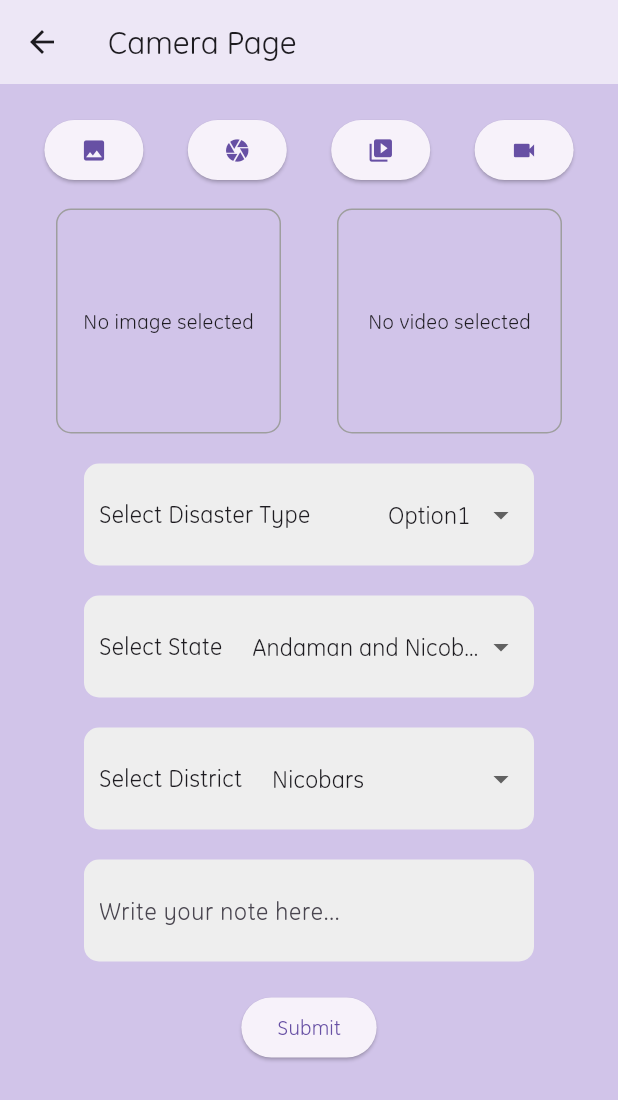
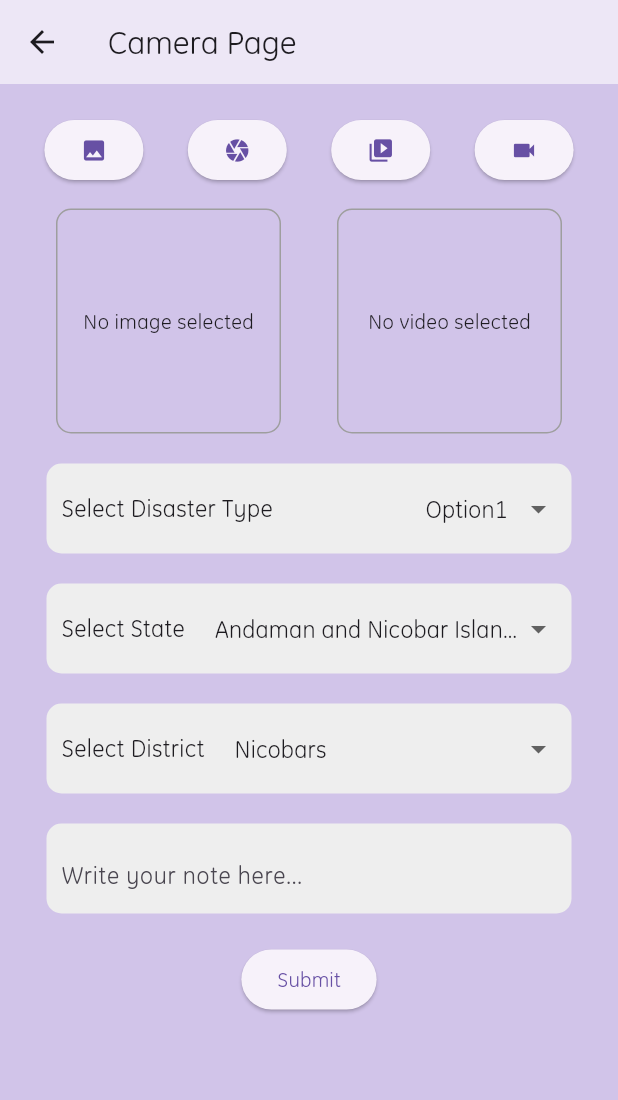
Before and after one commit to dot-config-IIITS/application-SIH-BachavSetu, a Flutter app: the CameraPage screen opened directly, on a phone screen of 412 x 824 dp. Shown: the top 1100 px of the screen. Run offline on Flutter 3.47's test engine with Material 3 defaults, Android fonts, the phone set to English and light mode, and no system bars; our stand-ins replace curved_navigation_bar, flutter_map, image_picker, ionicons, latlong2, socket_io_client.

Commit message:
Minor design changes to camera page

```diff
--- a/bachavsetu/lib/camera/camera_page.dart
+++ b/bachavsetu/lib/camera/camera_page.dart
@@ -53,7 +53,8 @@ class _CameraPageState extends State<CameraPage> {
   }
 
   Future<void> _loadStatesAndDistricts() async {
-    final String data = await rootBundle.loadString('assets/settingsAssets/states_districts.json');
+    final String data = await rootBundle
+        .loadString('assets/settingsAssets/states_districts.json');
     final Map<String, dynamic> statesData = json.decode(data);
 
     statesData.forEach((key, value) {
@@ -63,7 +64,9 @@ class _CameraPageState extends State<CameraPage> {
 
     setState(() {
       selectedStateName = stateNames.isNotEmpty ? stateNames[0] : '';
-      selectedDistrict = districts[selectedStateName]!.isNotEmpty ? districts[selectedStateName]![0] : '';
+      selectedDistrict = districts[selectedStateName]!.isNotEmpty
+          ? districts[selectedStateName]![0]
+          : '';
     });
   }
 
@@ -153,7 +156,8 @@ class _CameraPageState extends State<CameraPage> {
               const SizedBox(height: 20),
               // Dropdown menu for selecting the type of disaster/calamity
               Container(
-                width: 300,
+                width: 350,
+                height: 60,
                 padding: const EdgeInsets.all(10),
                 decoration: BoxDecoration(
                   color: Colors.grey[200],
@@ -184,7 +188,8 @@ class _CameraPageState extends State<CameraPage> {
               ),
               const SizedBox(height: 20),
               Container(
-                width: 300,
+                width: 350,
+                height: 60,
                 padding: const EdgeInsets.all(10),
                 decoration: BoxDecoration(
                   color: Colors.grey[200],
@@ -208,7 +213,9 @@ class _CameraPageState extends State<CameraPage> {
                         onChanged: (value) {
                           setState(() {
                             selectedStateName = value!;
-                            selectedDistrict = districts[value]!.isNotEmpty ? districts[value]![0] : '';
+                            selectedDistrict = districts[value]!.isNotEmpty
+                                ? districts[value]![0]
+                                : '';
                           });
                         },
                         items: stateNames.map((option) {
@@ -227,7 +234,8 @@ class _CameraPageState extends State<CameraPage> {
               ),
               const SizedBox(height: 20),
               Container(
-                width: 300,
+                width: 350,
+                height: 60,
                 padding: const EdgeInsets.all(10),
                 decoration: BoxDecoration(
                   color: Colors.grey[200],
@@ -268,7 +276,8 @@ class _CameraPageState extends State<CameraPage> {
               const SizedBox(height: 20),
               // Text input for adding notes
               Container(
-                width: 300,
+                width: 350,
+                height: 60,
                 padding: const EdgeInsets.all(10),
                 decoration: BoxDecoration(
                   color: Colors.grey[200],
--- a/bachavsetu/lib/main.dart
+++ b/bachavsetu/lib/main.dart
@@ -22,9 +22,9 @@ class MyApp extends StatelessWidget {
       theme: ThemeData(fontFamily: 'GE Inspira'),
       // home: Welcome(),
       // home: ArticleHomePage(),
-      // home: InitPage(),
+      home: InitPage(),
       // home: MockDrill(),
-      home: SettingsPage(),
+      // home: SettingsPage(),
     );
   }
 }
```
